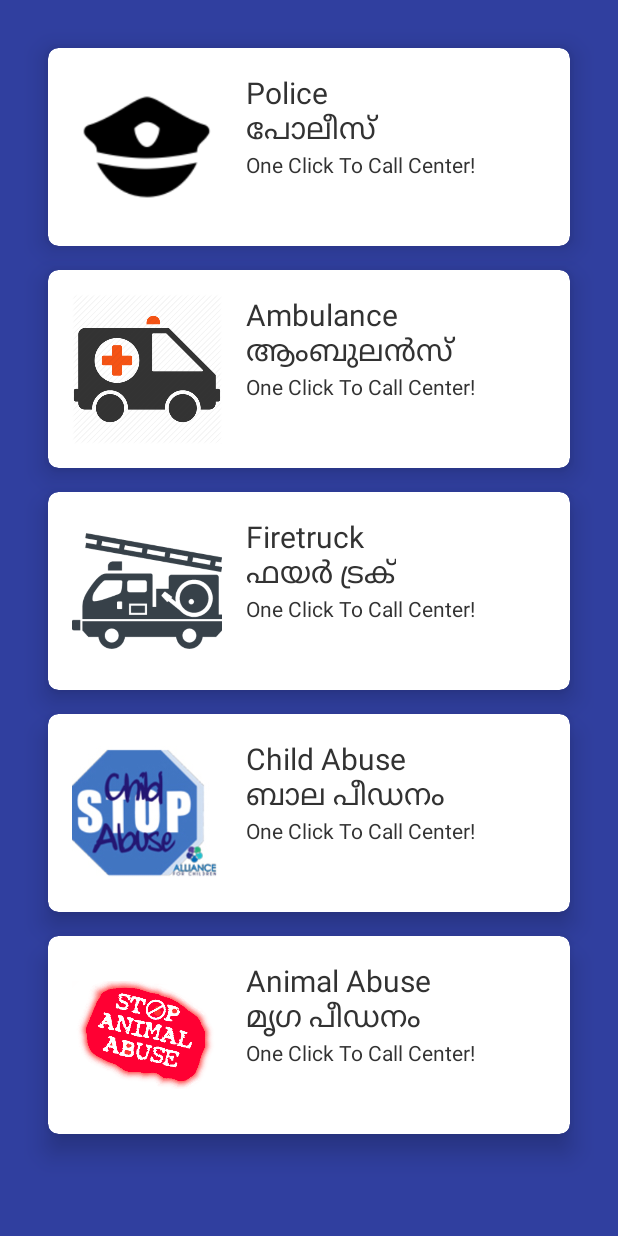
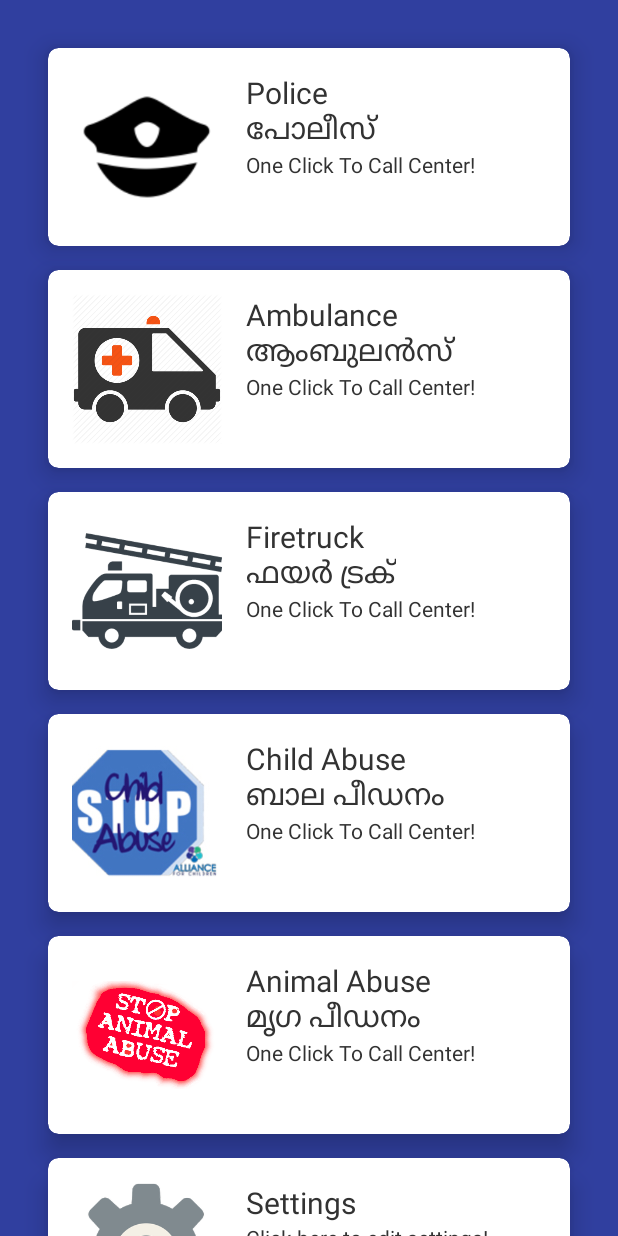
Before and after one commit to BasilArackal/JanaSeva, an Android app: the screen it shows after launch (MainActivity), on a phone screen of 412 x 824 dp. Run offline under Robolectric (Android 15) with nearby library versions, the phone set to English and light mode, and no system bars; 3 statements that could not run were skipped.

Commit message:
Added a settings card without onClick

```diff
--- a/app/src/main/res/layout/activity_main.xml
+++ b/app/src/main/res/layout/activity_main.xml
@@ -305,7 +305,7 @@
 
     <android.support.v7.widget.CardView
         xmlns:android="http://schemas.android.com/apk/res/android"
-        android:id="@+id/card_addNewButton"
+        android:id="@+id/card_Settings"
         card_view:cardElevation="10dp"
         android:layout_centerHorizontal="true"
         android:layout_marginTop="@dimen/activity_vertical_margin"
@@ -318,7 +318,8 @@
         card_view:cardBackgroundColor="#fff"
         card_view:cardCornerRadius="7dp"
         android:visibility="gone"
-        android:onClick="addButton">
+        android:onClick="addButton"
+        >
 
         <RelativeLayout
             android:layout_width="match_parent"
@@ -358,8 +359,63 @@
         </RelativeLayout>
 
     </android.support.v7.widget.CardView>
+    <android.support.v7.widget.CardView
+        xmlns:android="http://schemas.android.com/apk/res/android"
+        android:id="@+id/card_settings"
+        card_view:cardElevation="10dp"
+        android:layout_centerHorizontal="true"
+        android:layout_marginTop="@dimen/activity_vertical_margin"
+        android:layout_marginLeft="@dimen/activity_horizontal_margin"
+        android:layout_marginStart="@dimen/activity_horizontal_margin"
+        android:layout_marginRight="@dimen/activity_horizontal_margin"
+        android:layout_marginEnd="@dimen/activity_horizontal_margin"
+        android:layout_width="match_parent"
+        android:layout_height="wrap_content"
+        card_view:cardBackgroundColor="#fff"
+        card_view:cardCornerRadius="7dp"
+        >
 
-<!--  ******************************   OLD GRIDVIEW ITEMS   ********************************************************************** -->
+        <RelativeLayout
+            android:layout_width="match_parent"
+            android:layout_height="wrap_content"
+            android:padding="16dp"
+            >
+
+            <ImageView
+                android:layout_width="100dp"
+                android:layout_height="100dp"
+                android:id="@+id/settingsImage"
+                android:src="@drawable/settings"
+                android:layout_alignParentLeft="true"
+                android:layout_alignParentTop="true"
+                android:layout_marginRight="16dp"
+                />
+
+            <TextView
+                android:text="Settings"
+                android:layout_width="wrap_content"
+                android:layout_height="wrap_content"
+                android:id="@+id/settingsText"
+                android:layout_toRightOf="@+id/settingsImage"
+                android:layout_alignParentTop="true"
+                android:textSize="20sp"
+                />
+
+            <TextView
+                android:text="Click here to edit settings!"
+                android:layout_width="wrap_content"
+                android:layout_height="wrap_content"
+                android:id="@+id/settingsSubText"
+                android:layout_toRightOf="@+id/settingsImage"
+                android:layout_below="@+id/settingsText"
+                />
+
+        </RelativeLayout>
+
+    </android.support.v7.widget.CardView>
+
+
+    <!--  ******************************   OLD GRIDVIEW ITEMS   ********************************************************************** -->
 
     <!---
         <android.support.v7.widget.CardView
```
Also changed, not shown: app/src/main/res/drawable-hdpi/settings.png (added), app/src/main/res/drawable-ldpi/settings.png (added), app/src/main/res/drawable-mdpi/settings.png (added), app/src/main/res/drawable-xhdpi/settings.png (added), app/src/main/res/drawable-xxhdpi/settings.png (added), app/src/main/res/drawable-xxxhdpi/settings.png (added), 1 other file.
